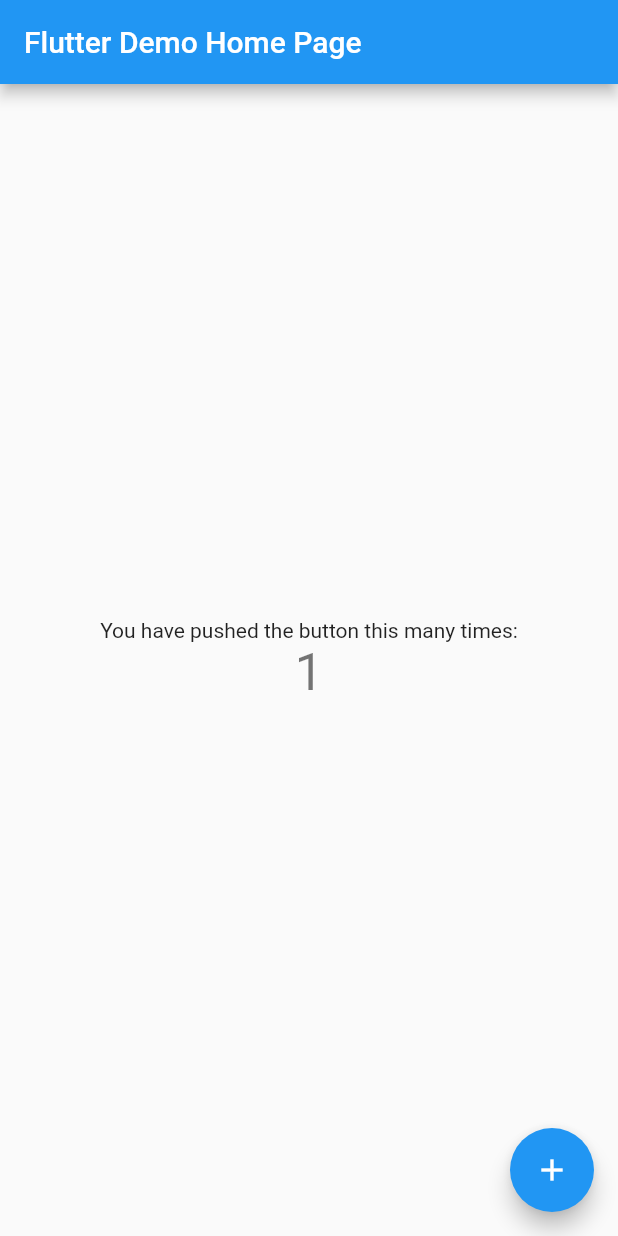
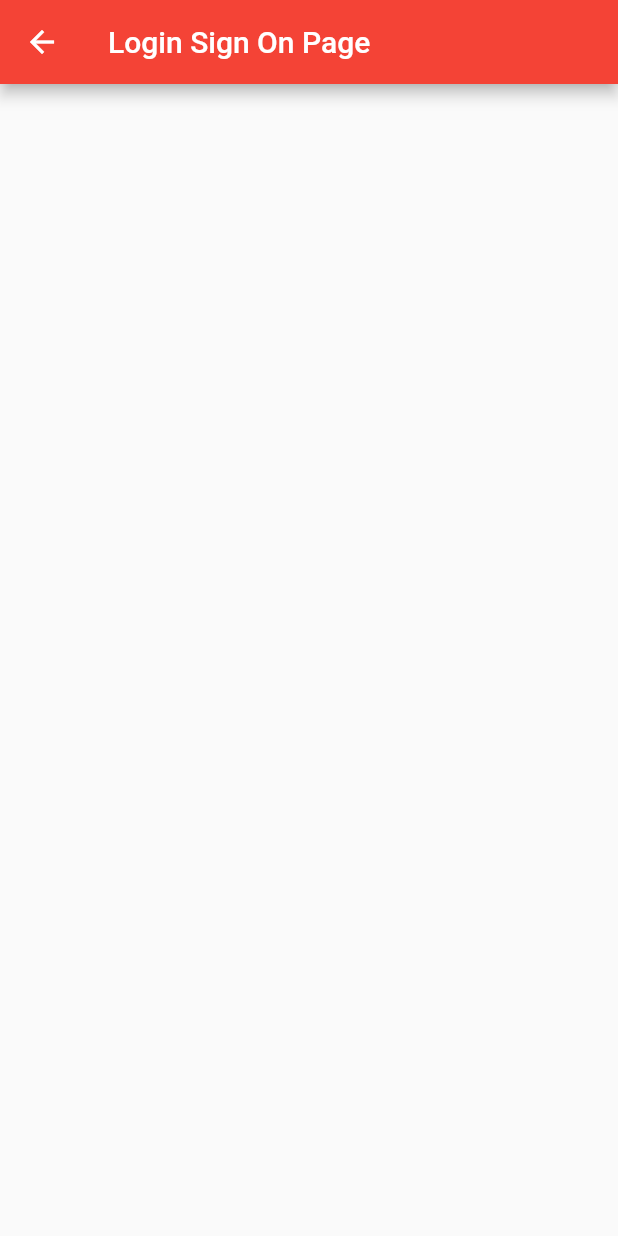
Before and after one commit to 1CoolDavid/AirLyft, a Flutter app: the screen it shows after launch, after a tap on the "add" icon, on a phone screen of 412 x 824 dp. Run offline on Flutter 3.47's test engine with Material 2 defaults, Android fonts, the phone set to English and light mode, and no system bars.

Commit message:
Log in Sign on page first commit. Two files created - Basics

```diff
--- /dev/null
+++ b/airlyft/lib/logsignscreen.dart
@@ -0,0 +1,15 @@
+import 'package:flutter/material.dart';
+
+class LogSign extends StatelessWidget {
+  const LogSign({Key? key}) : super(key: key);
+
+  // This widget is the root of your application.
+  @override
+  Widget build(BuildContext context) {
+    return Scaffold(
+      appBar: AppBar(
+        title: Text("Login Sign On Page"),
+      ),
+    );
+  }
+}
--- a/airlyft/lib/main.dart
+++ b/airlyft/lib/main.dart
@@ -1,4 +1,5 @@
 import 'package:flutter/material.dart';
+import 'package:airlyft/logsignscreen.dart';
 
 void main() {
   runApp(const MyApp());
@@ -22,7 +23,7 @@
         // or simply save your changes to "hot reload" in a Flutter IDE).
         // Notice that the counter didn't reset back to zero; the application
         // is not restarted.
-        primarySwatch: Colors.blue,
+        primarySwatch: Colors.red,
       ),
       home: const MyHomePage(title: 'Flutter Demo Home Page'),
     );
@@ -96,7 +97,7 @@
           mainAxisAlignment: MainAxisAlignment.center,
           children: <Widget>[
             const Text(
-              'You have pushed the button this many times:',
+              'You have the button this many times:',
             ),
             Text(
               '$_counter',
@@ -106,7 +107,11 @@
         ),
       ),
       floatingActionButton: FloatingActionButton(
-        onPressed: _incrementCounter,
+        onPressed: () {
+          Navigator.of(context)
+              .push(MaterialPageRoute(builder: (context) => LogSign()));
+        },
+        // _incrementCounter,
         tooltip: 'Increment',
         child: const Icon(Icons.add),
       ), // This trailing comma makes auto-formatting nicer for build methods.
```
